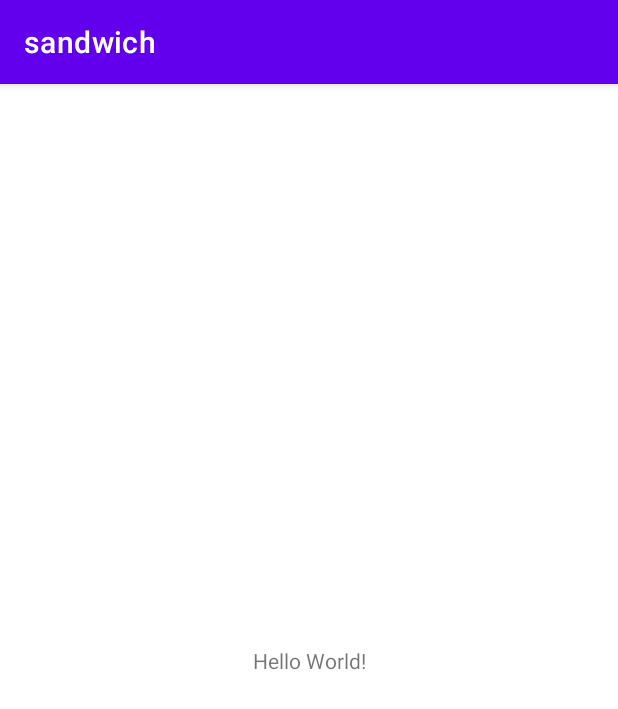
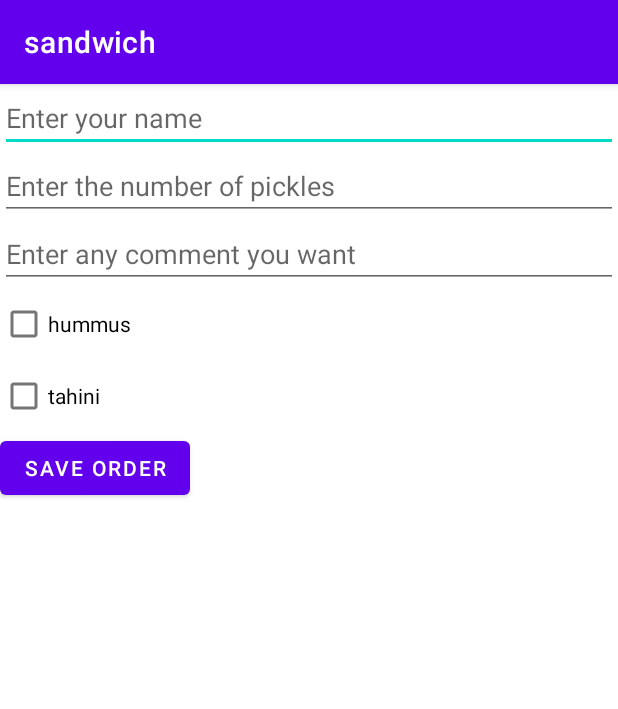
Before and after one commit to rivkaal/sandwich, an Android app: the screen it shows after launch (MainActivity before the commit, EditOrder after it), on a phone screen of 412 x 824 dp. Shown: the top 709 px of the screen. Run offline under Robolectric (Android 15) with nearby library versions, the phone set to English and light mode, and no system bars; our stand-ins replace Firebase (no records; nobody signed in at launch, a user with empty details on screens opened directly).

Commit message:
something that works

```diff
--- a/app/build.gradle
+++ b/app/build.gradle
@@ -1,6 +1,7 @@
 plugins {
     id 'com.android.application'
     id 'kotlin-android'
+    id 'com.google.gms.google-services'
 }
 
 android {
@@ -39,6 +40,7 @@ dependencies {
     implementation 'androidx.appcompat:appcompat:1.3.0'
     implementation 'com.google.android.material:material:1.3.0'
     implementation 'androidx.constraintlayout:constraintlayout:2.0.4'
+    implementation 'com.google.firebase:firebase-firestore:21.4.0'
     testImplementation 'junit:junit:4.+'
     androidTestImplementation 'androidx.test.ext:junit:1.1.2'
     androidTestImplementation 'androidx.test.espresso:espresso-core:3.3.0'
--- a/app/src/main/AndroidManifest.xml
+++ b/app/src/main/AndroidManifest.xml
@@ -9,6 +9,7 @@
         android:roundIcon="@mipmap/ic_launcher_round"
         android:supportsRtl="true"
         android:theme="@style/Theme.Sandwich">
+        <activity android:name=".EditOrder"></activity>
         <activity android:name=".MainActivity">
             <intent-filter>
                 <action android:name="android.intent.action.MAIN" />
--- /dev/null
+++ b/app/src/main/java/com/example/sandwich/EditOrder.kt
@@ -0,0 +1,51 @@
+package com.example.sandwich
+
+import android.os.Bundle
+import android.util.Log
+import android.widget.Button
+import android.widget.CheckBox
+import android.widget.EditText
+import androidx.appcompat.app.AppCompatActivity
+import androidx.core.text.isDigitsOnly
+import androidx.core.widget.addTextChangedListener
+import com.google.firebase.firestore.FirebaseFirestore
+import java.lang.NumberFormatException
+
+class EditOrder : AppCompatActivity() {
+    override fun onCreate(savedInstanceState: Bundle?) {
+        super.onCreate(savedInstanceState)
+        setContentView(R.layout.activity_edit_order)
+        val db = FirebaseFirestore.getInstance()
+        val name = findViewById<EditText>(R.id.customerName)
+        val pickles = findViewById<EditText>(R.id.pickles)
+        val comment = findViewById<EditText>(R.id.comment)
+        val hummus = findViewById<CheckBox>(R.id.hummus)
+        val tahini = findViewById<CheckBox>(R.id.tahini)
+        val buttonSaveOrder = findViewById<Button>(R.id.saveOrder)
+        pickles.addTextChangedListener {
+
+            var p = pickles.text.toString().toIntOrNull() ?: 0
+                    buttonSaveOrder.setEnabled(p >= 0 && p <= 10)
+                }
+
+        buttonSaveOrder.setOnClickListener {
+
+            var order = Order(
+                customer_name = name.text.toString(),
+                pickles = pickles.text.toString().toInt(), //todo check if input is OK
+                hummus = hummus.isChecked,
+                tahini = tahini.isChecked,
+                comment = comment.text.toString()
+            )
+            db.collection("orders").document(order.id)
+                .set(order)
+                .addOnSuccessListener {
+                    Log.d("logs","success")
+                }
+                .addOnFailureListener {
+                    Log.d("logs", "failed")
+                }
+            buttonSaveOrder.setEnabled(false)
+        }
+    }
+}
--- a/app/src/main/java/com/example/sandwich/MainActivity.kt
+++ b/app/src/main/java/com/example/sandwich/MainActivity.kt
@@ -1,11 +1,16 @@
 package com.example.sandwich
 
+import android.content.Intent
+import android.os.Bundle
+import android.util.Log
 import androidx.appcompat.app.AppCompatActivity
-import android.os.Bundle
+import com.google.firebase.firestore.FirebaseFirestore
 
 class MainActivity : AppCompatActivity() {
     override fun onCreate(savedInstanceState: Bundle?) {
         super.onCreate(savedInstanceState)
         setContentView(R.layout.activity_main)
+        startActivity(Intent(this@MainActivity, EditOrder::class.java))
+
     }
 }
--- /dev/null
+++ b/app/src/main/res/layout/activity_edit_order.xml
@@ -0,0 +1,49 @@
+<?xml version="1.0" encoding="utf-8"?>
+<LinearLayout xmlns:android="http://schemas.android.com/apk/res/android"
+    xmlns:app="http://schemas.android.com/apk/res-auto"
+    xmlns:tools="http://schemas.android.com/tools"
+    android:layout_width="match_parent"
+    android:layout_height="match_parent"
+    tools:context=".EditOrder"
+    android:orientation="vertical">
+
+    <EditText
+        android:id="@+id/customerName"
+        android:layout_width="match_parent"
+        android:layout_height="wrap_content"
+        android:hint="Enter your name"/>
+
+    <EditText
+        android:id="@+id/pickles"
+        android:layout_width="match_parent"
+        android:layout_height="wrap_content"
+        android:inputType="number"
+        android:hint="Enter the number of pickles"/>
+
+    <EditText
+        android:id="@+id/comment"
+        android:layout_width="match_parent"
+        android:layout_height="wrap_content"
+        android:hint="Enter any comment you want"/>
+
+
+    <CheckBox
+        android:layout_width="match_parent"
+        android:layout_height="wrap_content"
+        android:text="hummus"
+        android:id="@+id/hummus"/>
+
+
+    <CheckBox
+        android:layout_width="match_parent"
+        android:layout_height="wrap_content"
+        android:text="tahini"
+        android:id="@+id/tahini"/>
+
+    <Button
+        android:layout_width="wrap_content"
+        android:layout_height="wrap_content"
+        android:text="Save Order"
+        android:id="@+id/saveOrder"/>
+
+</LinearLayout>
--- a/build.gradle
+++ b/build.gradle
@@ -8,6 +8,7 @@ buildscript {
     dependencies {
         classpath "com.android.tools.build:gradle:4.1.2"
         classpath "org.jetbrains.kotlin:kotlin-gradle-plugin:$kotlin_version"
+        classpath 'com.google.gms:google-services:4.3.3'
 
         // NOTE: Do not place your application dependencies here; they belong
         // in the individual module build.gradle files
```
Also changed, not shown: app/src/main/java/com/example/sandwich/Order.kt (added, +26 -0 lines).
